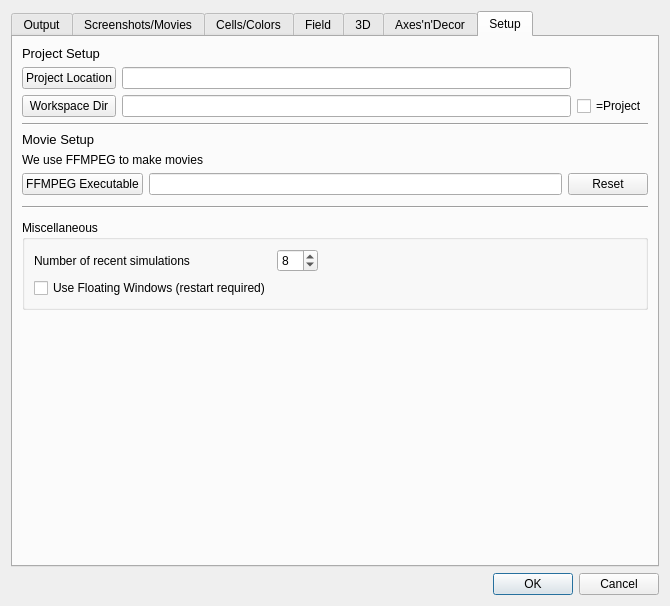
This is cc3d/player5/Configuration/cc3D_prefs.ui in CompuCell3D/cc3d-player5 as Qt 5 draws it before an edit. The edited form follows.
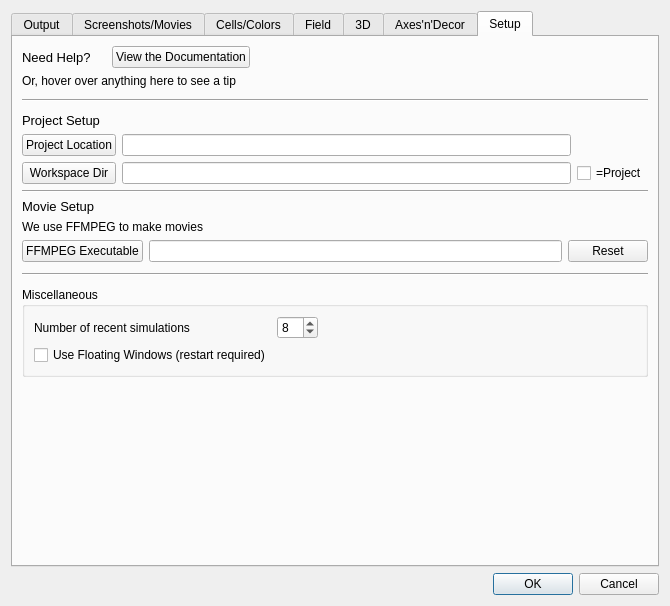
This is the edited form. The open tabs and pages were chosen to show the change.

Commit message: Added open documentation button

The edit to the form file:
```diff
--- a/cc3d/player5/Configuration/cc3D_prefs.ui
+++ b/cc3d/player5/Configuration/cc3D_prefs.ui
@@ -2588,7 +2588,105 @@
       <attribute name="title">
        <string>Setup</string>
       </attribute>
-      <layout class="QVBoxLayout" name="verticalLayout_19">
+      <layout class="QVBoxLayout" name="verticalLayout_10">
+       <item>
+        <layout class="QHBoxLayout" name="horizontalLayout_4">
+         <item>
+          <widget class="QLabel" name="label_42">
+           <property name="font">
+            <font>
+             <pointsize>10</pointsize>
+            </font>
+           </property>
+           <property name="text">
+            <string>Need Help?</string>
+           </property>
+          </widget>
+         </item>
+         <item>
+          <spacer name="horizontalSpacer_26">
+           <property name="orientation">
+            <enum>Qt::Horizontal</enum>
+           </property>
+           <property name="sizeType">
+            <enum>QSizePolicy::Fixed</enum>
+           </property>
+           <property name="sizeHint" stdset="0">
+            <size>
+             <width>15</width>
+             <height>20</height>
+            </size>
+           </property>
+          </spacer>
+         </item>
+         <item>
+          <widget class="QPushButton" name="documentationButton">
+           <property name="text">
+            <string>View the Documentation</string>
+           </property>
+          </widget>
+         </item>
+         <item>
+          <spacer name="horizontalSpacer_23">
+           <property name="orientation">
+            <enum>Qt::Horizontal</enum>
+           </property>
+           <property name="sizeHint" stdset="0">
+            <size>
+             <width>40</width>
+             <height>20</height>
+            </size>
+           </property>
+          </spacer>
+         </item>
+        </layout>
+       </item>
+       <item>
+        <widget class="QLabel" name="label_43">
+         <property name="text">
+          <string>Or, hover over anything here to see a tip</string>
+         </property>
+        </widget>
+       </item>
+       <item>
+        <spacer name="verticalSpacer_16">
+         <property name="orientation">
+          <enum>Qt::Vertical</enum>
+         </property>
+         <property name="sizeType">
+          <enum>QSizePolicy::Fixed</enum>
+         </property>
+         <property name="sizeHint" stdset="0">
+          <size>
+           <width>20</width>
+           <height>5</height>
+          </size>
+         </property>
+        </spacer>
+       </item>
+       <item>
+        <widget class="Line" name="line">
+         <property name="orientation">
+          <enum>Qt::Horizontal</enum>
+         </property>
+        </widget>
+       </item>
+       <item>
+        <spacer name="verticalSpacer_17">
+         <property name="orientation">
+          <enum>Qt::Vertical</enum>
+         </property>
+         <property name="sizeType">
+          <enum>QSizePolicy::Fixed</enum>
+         </property>
+         <property name="sizeHint" stdset="0">
+          <size>
+           <width>20</width>
+           <height>5</height>
+          </size>
+         </property>
+        </spacer>
+       </item>
        <item>
         <widget class="QLabel" name="label_30">
          <property name="font">
```
Left out of the diff: 11 changed lines with no effect on the pictures. The commit also changes 1 other file.
